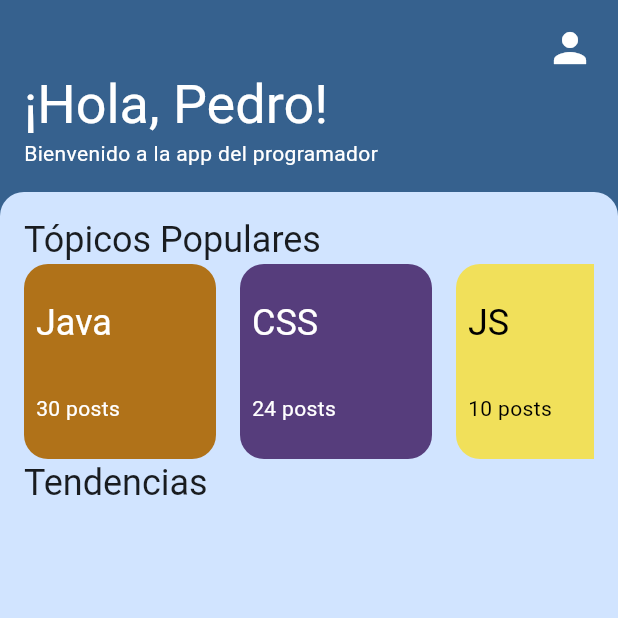
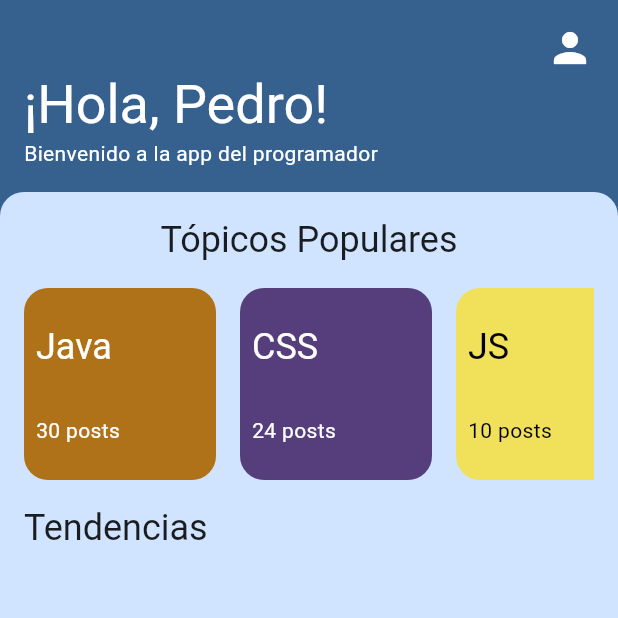
Before and after one commit to DazaTovarJ/programmer_app, a Flutter app: the screen it shows after launch, on a phone screen of 412 x 824 dp, the top half of it. Run offline on Flutter 3.47's test engine with Material 2 defaults, Android fonts, the phone set to English and light mode, and no system bars.

Commit message:
refactor(topics): Isolate popular topics into container

```diff
--- a/lib/ui/widgets/comments.dart
+++ b/lib/ui/widgets/comments.dart
@@ -25,18 +25,28 @@ class CommentsWidget extends StatelessWidget {
       child: Column(
         crossAxisAlignment: CrossAxisAlignment.start,
         children: [
-          Text(
+          Container(
+            margin: const EdgeInsets.only(bottom: 16.0),
+            child: Column(
+              children: [
+                Padding(
+                  padding: const EdgeInsets.only(bottom: 16.0),
+                  child: Text(
                     "Tópicos Populares",
                     style: theme.textTheme.headlineSmall,
                   ),
+                ),
                 SizedBox(
-            height: 130,
+                  height: 128,
                   child: ListView(
                     scrollDirection: Axis.horizontal,
                     children: [
                       _buildLanguageCard("Java", const Color(0xFFB07219), 30),
                       _buildLanguageCard("CSS", const Color(0xFF563D7C), 24),
                       _buildLanguageCard("JS", const Color(0xFFF1E05A), 10),
+                    ],
+                  ),
+                ),
               ],
             ),
           ),
```
Lines whose indentation alone changed are shown as unchanged.
